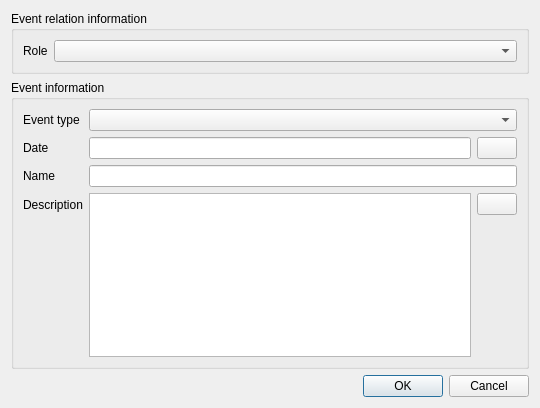
First picture: the form in src/editors/event_editor_dialog.ui, repository niknetniko/opa, before the edit.
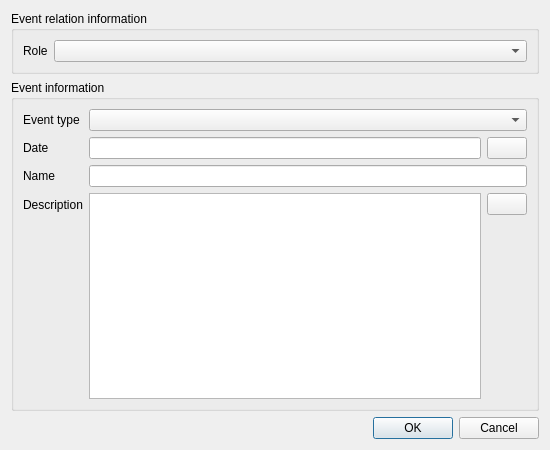
Second picture: the form after the edit. Icons and pictures are not drawn. Custom widgets are drawn as their Qt base class.

Commit message: Improve signals in event editor dialog

What changed in the file:
```diff
--- a/src/editors/event_editor_dialog.ui
+++ b/src/editors/event_editor_dialog.ui
@@ -1,20 +1,18 @@
 <?xml version="1.0" encoding="UTF-8"?>
 <ui version="4.0">
  <class>EventEditorForm</class>
- <widget class="QWidget" name="EventEditorForm">
+ <widget class="QDialog" name="EventEditorForm">
   <property name="geometry">
    <rect>
     <x>0</x>
     <y>0</y>
-    <width>540</width>
-    <height>408</height>
+    <width>550</width>
+    <height>450</height>
    </rect>
   </property>
   <property name="windowTitle">
    <string>Form</string>
   </property>
-  <layout class="QVBoxLayout" name="verticalLayout_4">
-   <item>
     <layout class="QVBoxLayout" name="verticalLayout">
      <item>
       <widget class="QGroupBox" name="groupBox">
@@ -22,10 +20,8 @@
         <string>Event relation information</string>
        </property>
        <property name="flat">
-        <bool>true</bool>
-       </property>
-       <layout class="QVBoxLayout" name="verticalLayout_2">
-        <item>
+      <bool>false</bool>
+     </property>
          <layout class="QFormLayout" name="formLayout">
           <item row="0" column="0">
            <widget class="QLabel" name="eventRoleLabel">
@@ -41,8 +37,6 @@
            <widget class="QComboBox" name="eventRoleComboBox"/>
           </item>
          </layout>
-        </item>
-       </layout>
       </widget>
      </item>
      <item>
@@ -57,13 +51,11 @@
         <string>Event information</string>
        </property>
        <property name="flat">
-        <bool>true</bool>
+      <bool>false</bool>
        </property>
        <property name="checkable">
         <bool>false</bool>
        </property>
-       <layout class="QVBoxLayout" name="verticalLayout_3">
-        <item>
          <layout class="QFormLayout" name="formLayout_2">
           <item row="0" column="0">
            <widget class="QLabel" name="eventTypeLabel">
@@ -140,8 +132,6 @@
            </layout>
           </item>
          </layout>
-        </item>
-       </layout>
       </widget>
      </item>
      <item>
@@ -152,8 +142,6 @@
       </widget>
      </item>
     </layout>
-   </item>
-  </layout>
  </widget>
  <customwidgets>
   <customwidget>
```
Left out of the diff: 35 changed lines with no effect on the pictures. Lines whose indentation alone changed are shown as unchanged. The commit also changes 2 other files.
